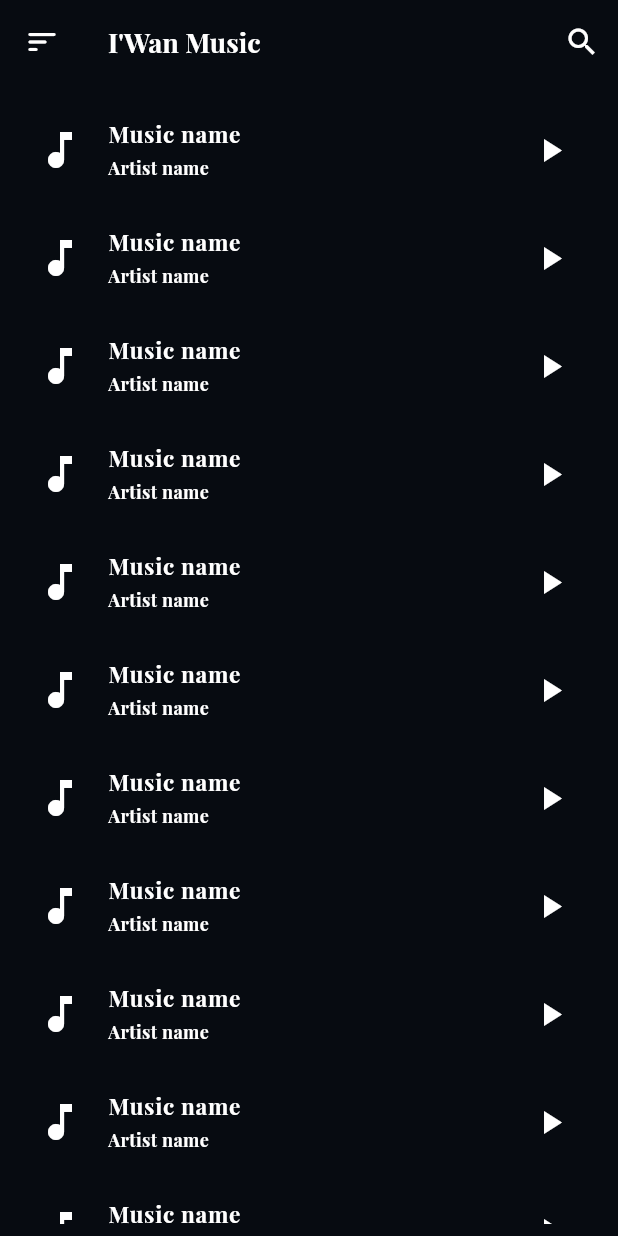
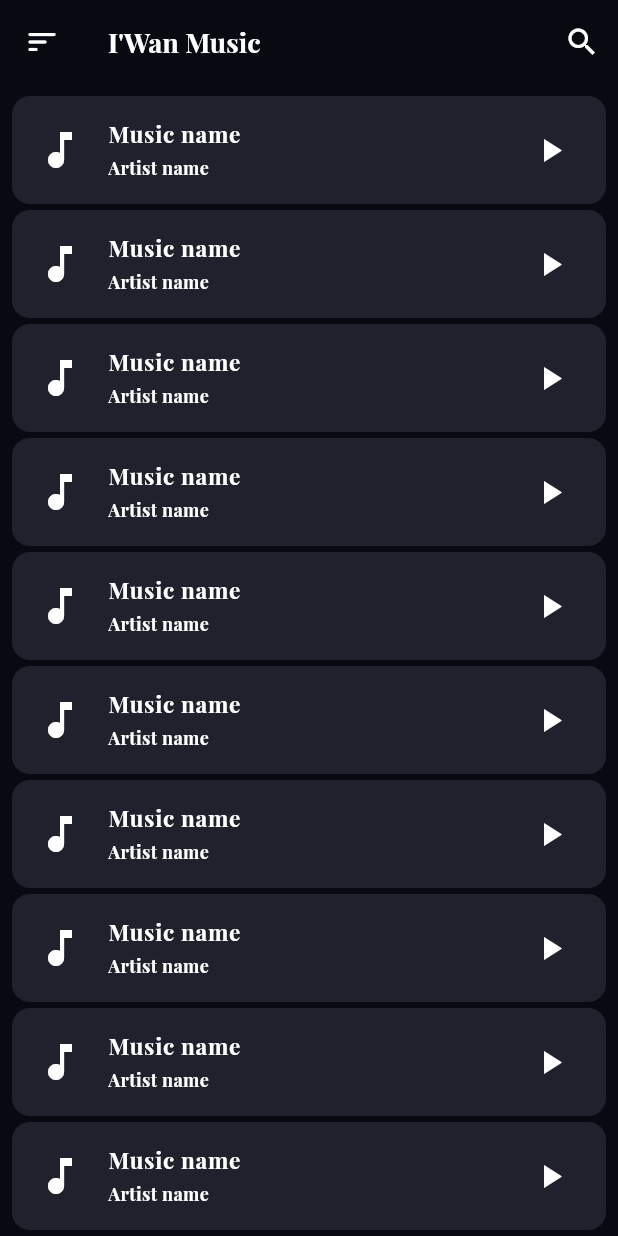
Before and after one commit to IwanPWK/flutter_music_app, a Flutter app: the screen it shows after launch, on a phone screen of 412 x 824 dp. Run offline on Flutter 3.47's test engine with Material 3 defaults, Android fonts, the phone set to English and light mode, and no system bars.

Commit message:
Music list UI final

```diff
--- a/lib/views/home.dart
+++ b/lib/views/home.dart
@@ -27,13 +27,16 @@ class Home extends StatelessWidget {
       body: Padding(
         padding: const EdgeInsets.all(8.0),
         child: ListView.builder(
+          physics: const BouncingScrollPhysics(),
           itemCount: 100,
           itemBuilder: (BuildContext context, index) {
             return Container(
-              decoration: BoxDecoration(
-                borderRadius: BorderRadius.circular(12),
-              ),
+              margin: const EdgeInsets.only(bottom: 4),
               child: ListTile(
+                shape: RoundedRectangleBorder(
+                  borderRadius: BorderRadius.circular(12),
+                ),
+                tileColor: bgColor,
                 title: Text(
                   "Music name",
                   style: ourStyle(family: bold, size: 15),
```
